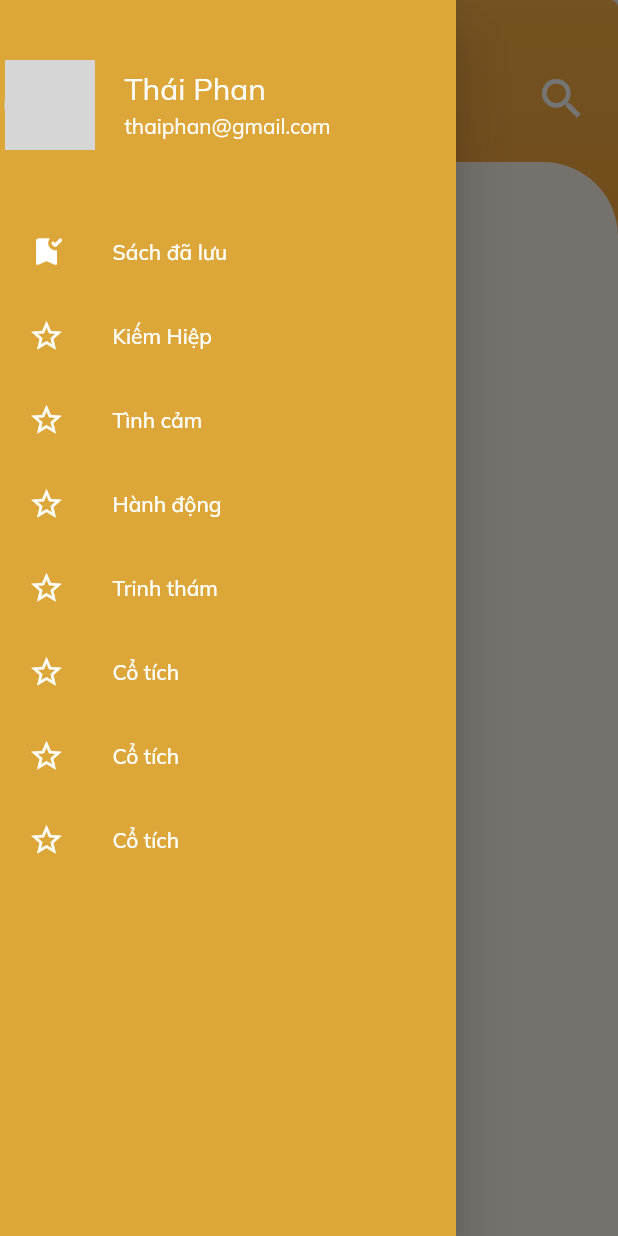
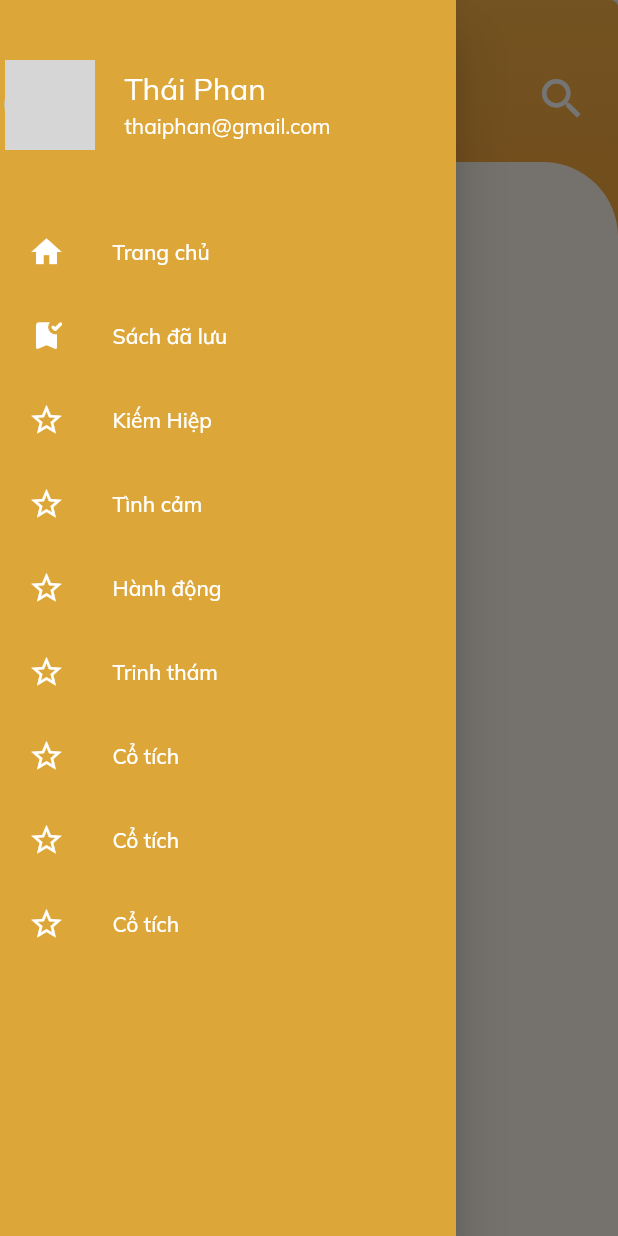
Before and after one commit to Phongle8426/ebook_reader, a Flutter app: the HomePage screen opened by its route, in the side drawer, after a tap on the "menu" icon, on a phone screen of 412 x 824 dp. Run offline on Flutter 3.47's test engine with Material 2 defaults, Android fonts, the phone set to English and light mode, and no system bars; our stand-ins replace audioplayers, firebase_auth, firebase_core, firebase_database, google_fonts; accounts and stored records are empty; network calls fail; grey boxes are pictures that could not be loaded.

Commit message:
commit top trending and view cover image and sort list book trending

```diff
--- a/lib/models/book_data.dart
+++ /dev/null
@@ -1,44 +0,0 @@
-import 'book_model.dart';
-
-List<PreviewBook> _recentBooks = [
-  // PreviewBook(
-  //   "123",
-  //     "Đấu Phá Thương Khung",
-  //      "Karma Brown",
-  //     "assets/3.jfif",
-  //     4,
-  // "Hoàn thành", "Tiên hiệp", 500),
-  // PreviewBook(
-  //     "123",
-  //     "Đấu Phá Thương Khung",
-  //     "Karma Brown",
-  //     "assets/3.jfif",
-  //     4,
-  //     "Hoàn thành", "Tiên hiệp", 500),
-  //
-  // PreviewBook(
-  //     "123",
-  //     "Đấu Phá Thương Khung",
-  //     "Karma Brown",
-  //     "assets/3.jfif",
-  //     4,
-  //     "Hoàn thành", "Tiên hiệp", 500),
-  // PreviewBook(
-  //     "123",
-  //     "Đấu Phá Thương Khung",
-  //     "Karma Brown",
-  //     "assets/3.jfif",
-  //     4,
-  //     "Hoàn thành", "Tiên hiệp", 500),
-  // PreviewBook(
-  //     "123",
-  //     "Đấu Phá Thương Khung",
-  //     "Karma Brown",
-  //     "assets/3.jfif",
-  //     4,
-  //     "Hoàn thành", "Tiên hiệp", 500)
-];
-
-List<PreviewBook> get recentBooks {
-  return [..._recentBooks];
-}
--- a/lib/service/database_service.dart
+++ b/lib/service/database_service.dart
@@ -24,9 +24,7 @@ class DatabaseRealTimeService with ChangeNotifier{
        allBooks.add(PreviewBook.fromRTDB(newData));
      });
    }
-  _previewBookList = allBooks;
-   notifyListeners();
-    return allBooks;
+    return sortListTrending(allBooks);
   }
 
   Future<PreviewBook> getBookById(String idBook) async{
@@ -102,4 +100,11 @@ class DatabaseRealTimeService with ChangeNotifier{
     });
     return list;
   }
+
+  List<PreviewBook> sortListTrending(List<PreviewBook> list){
+    list.sort((a,b){
+      return b.amountOfVisit.compareTo(a.amountOfVisit);
+    });
+    return list;
+  }
 }
--- a/lib/widget/navigation_drawer.dart
+++ b/lib/widget/navigation_drawer.dart
@@ -1,4 +1,5 @@
 import 'package:ebook_reader/widget/pages/filter_kind_book_page.dart';
+import 'package:ebook_reader/widget/pages/home_page.dart';
 import 'package:flutter/cupertino.dart';
 import 'package:flutter/material.dart';
 
@@ -29,6 +30,11 @@ class NavigationDrawerWidget extends StatelessWidget {
                 scrollDirection: Axis.vertical,
                 child: Column(
                   children: [
+                    buildMenuItem(
+                      text: 'Trang chủ',
+                      icon: Icons.home,
+                      onClicked: () =>  Navigator.of(context).pushNamed(HomePage.routeName),
+                    ),
                     buildMenuItem(
                       text: 'Sách đã lưu',
                       icon: Icons.bookmark_added_rounded,
--- a/lib/widget/pages/filter_kind_book_page.dart
+++ b/lib/widget/pages/filter_kind_book_page.dart
@@ -1,10 +1,8 @@
 import 'package:ebook_reader/models/book_model.dart';
 import 'package:flutter/material.dart';
 import 'package:google_fonts/google_fonts.dart';
-import '../../models/book_data.dart';
 import '../../service/database_service.dart';
 import '../navigation_drawer.dart';
-import '../recent_book_widget.dart';
 import '../trending_book_widget.dart';
 
 
--- a/lib/widget/pages/home_page.dart
+++ b/lib/widget/pages/home_page.dart
@@ -1,7 +1,6 @@
 import 'package:ebook_reader/models/book_model.dart';
 import 'package:flutter/material.dart';
 import 'package:google_fonts/google_fonts.dart';
-import '../../models/book_data.dart';
 import '../../service/database_service.dart';
 import '../navigation_drawer.dart';
 import '../recent_book_widget.dart';
@@ -17,10 +16,12 @@ class HomePage extends StatefulWidget {
 
 class _HomePage extends State<HomePage>{
   List<PreviewBook> _recentBooks = [];
+  List<PreviewBook> _trendingBooks = [];
   @override
   void initState() {
     super.initState();
     _getRecentBooks();
+    _getTrendingBooks();
   }
 
   _getRecentBooks() async {
@@ -29,6 +30,14 @@ class _HomePage extends State<HomePage>{
        print("boook $lisst");
        _recentBooks = lisst;
      });
+  }
+
+  _getTrendingBooks() async {
+    List<PreviewBook> lisst = await DatabaseRealTimeService().getAllBook();
+    setState(() {
+      print("boook $lisst");
+      _trendingBooks = lisst;
+    });
   }
 
   @override
@@ -142,7 +151,7 @@ class _HomePage extends State<HomePage>{
                             ),
                           ),
                           RecentBook(_recentBooks),
-                          TrendingBook(recentBooks)
+                          TrendingBook(_trendingBooks)
                         ],
                       ),
                     ),
--- a/lib/widget/pages/preview_page.dart
+++ b/lib/widget/pages/preview_page.dart
@@ -111,10 +111,8 @@ class _PreviewPage extends State<PreviewPage>{
                       decoration: BoxDecoration(
                           color: Colors.black,
                           borderRadius: BorderRadius.circular(size.width * 0.05),
-                          image: DecorationImage(
-                            fit: BoxFit.fill,
-                            image: AssetImage('assets/3.jfif'),
-                          ),
+                          image: DecorationImage(image: NetworkImage(_book.coverImage),
+                          fit: BoxFit.cover),
                           boxShadow: [
                             BoxShadow(
                                 color: Color.fromRGBO(203, 201, 208, 1),
--- a/lib/widget/recent_book_widget.dart
+++ b/lib/widget/recent_book_widget.dart
@@ -48,6 +48,7 @@ class RecentBook extends StatelessWidget {
                             children: [
                               Container(
                                 width: double.infinity,
+                              height: MediaQuery.of(context).size.height * 0.2,
                                 decoration: BoxDecoration(
                                   borderRadius: BorderRadius.circular(20),
                                   boxShadow: <BoxShadow>[
@@ -61,9 +62,9 @@ class RecentBook extends StatelessWidget {
                                 ),
                                 child: ClipRRect(
                                   borderRadius: BorderRadius.circular(20),
-                                  child: Image.asset(
+                                  child: Image.network(
                                     bookList[i].coverImage,
-                                    fit: BoxFit.fill,
+                                    fit: BoxFit.cover,
                                   ),
                                 ),
                               ),
--- a/lib/widget/trending_book_widget.dart
+++ b/lib/widget/trending_book_widget.dart
@@ -39,7 +39,7 @@ class TrendingBook extends StatelessWidget {
                           width: MediaQuery.of(context).size.width * 0.18,
                           child: ClipRRect(
                             borderRadius: BorderRadius.circular(10),
-                            child: Image.asset(
+                            child: Image.network(
                               bookList[i].coverImage,
                               fit: BoxFit.fill,
                             ),
```
